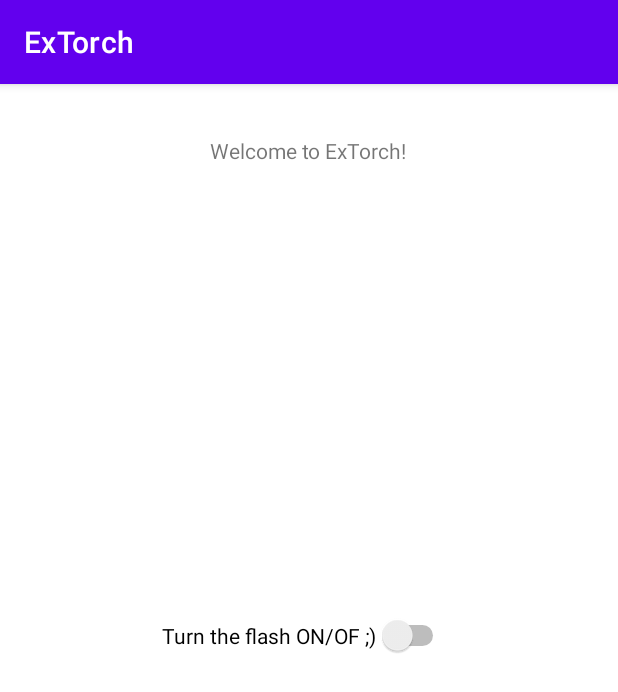
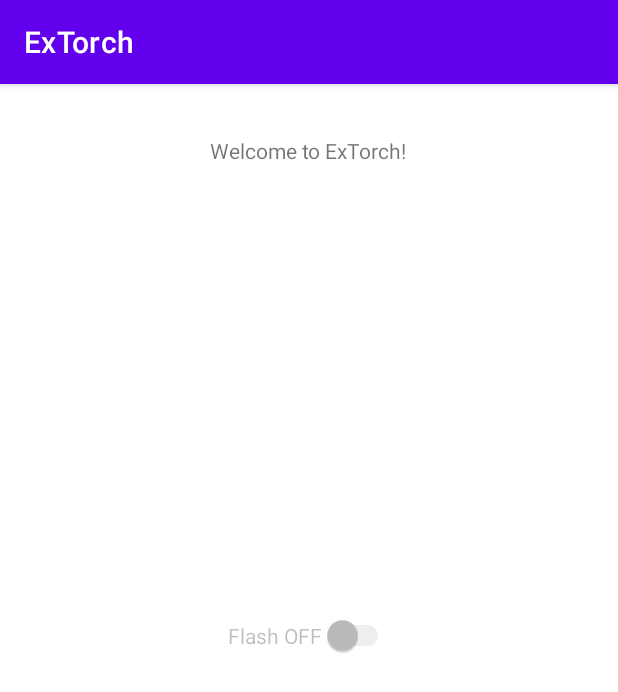
Before and after one commit to gamirkola/ExTorch, an Android app: the screen it shows after launch (MainActivity), on a phone screen of 412 x 824 dp. Shown: the top 692 px of the screen. Run offline under Robolectric (Android 15) with nearby library versions, the phone set to English and light mode, and no system bars.

Commit message:
basic camera flash activation

```diff
--- a/app/src/main/java/com/mlw/extorch/MainActivity.java
+++ b/app/src/main/java/com/mlw/extorch/MainActivity.java
@@ -2,18 +2,62 @@ package com.mlw.extorch;
 
 import androidx.appcompat.app.AppCompatActivity;
 
+import android.content.pm.PackageManager;
+import android.graphics.Camera;
+import android.hardware.camera2.CameraAccessException;
+import android.hardware.camera2.CameraManager;
 import android.os.Bundle;
 import android.view.View;
+import android.widget.CompoundButton;
+import android.widget.Switch;
+import android.widget.Toast;
 
 public class MainActivity extends AppCompatActivity {
+
+    Switch flashControl;
+    CameraManager cameraManager;
 
     @Override
     protected void onCreate(Bundle savedInstanceState) {
         super.onCreate(savedInstanceState);
         setContentView(R.layout.activity_main);
-    }
 
-    public void OnOffTorch(View view){
+        flashControl = findViewById(R.id.flashSwitch);
+        cameraManager = (CameraManager) getSystemService(CAMERA_SERVICE);
+
+        //WE NEED TO CHECK IF THE DEVICE HAS A CAMERA (OR FLASH)
+        if(getPackageManager().hasSystemFeature(PackageManager.FEATURE_CAMERA_ANY)){
+            if(getPackageManager().hasSystemFeature(PackageManager.FEATURE_CAMERA_FLASH)){
+                //HERE WE TURN THE FLASH ON AND START THE EXFILL
+                flashControl.setEnabled(true);
+            }else{
+                Toast.makeText(MainActivity.this, "This device has no flash!", Toast.LENGTH_SHORT).show();
+            }
+        }else{
+            Toast.makeText(MainActivity.this, "This device has no camera!", Toast.LENGTH_SHORT).show();
+        }
+
+        flashControl.setOnCheckedChangeListener(new CompoundButton.OnCheckedChangeListener() {
+            @Override
+            public void onCheckedChanged(CompoundButton buttonView, boolean isChecked) {
+                if(isChecked){
+                    //user turned on thew flashlight, the default rear camera has 0 as id
+                    try {
+                        cameraManager.setTorchMode("0", false);
+                    } catch (CameraAccessException e) {
+                        e.printStackTrace();
+                    }
+                    flashControl.setText("Flash ON");
+                }else{
+                    try {
+                        cameraManager.setTorchMode("0", true);
+                    } catch (CameraAccessException e) {
+                        e.printStackTrace();
+                    }
+                    flashControl.setText("Flash OFF");
+                }
+            }
+        });
 
     }
 
--- a/app/src/main/res/layout/activity_main.xml
+++ b/app/src/main/res/layout/activity_main.xml
@@ -22,9 +22,10 @@
         android:id="@+id/flashSwitch"
         android:layout_width="wrap_content"
         android:layout_height="wrap_content"
-        android:layout_marginStart="108dp"
+        android:layout_marginStart="152dp"
         android:layout_marginTop="300dp"
-        android:text="Turn the flash ON/OF ;)"
+        android:enabled="false"
+        android:text="Flash OFF"
         app:layout_constraintStart_toStartOf="parent"
         app:layout_constraintTop_toBottomOf="@+id/textView" />
 
```
